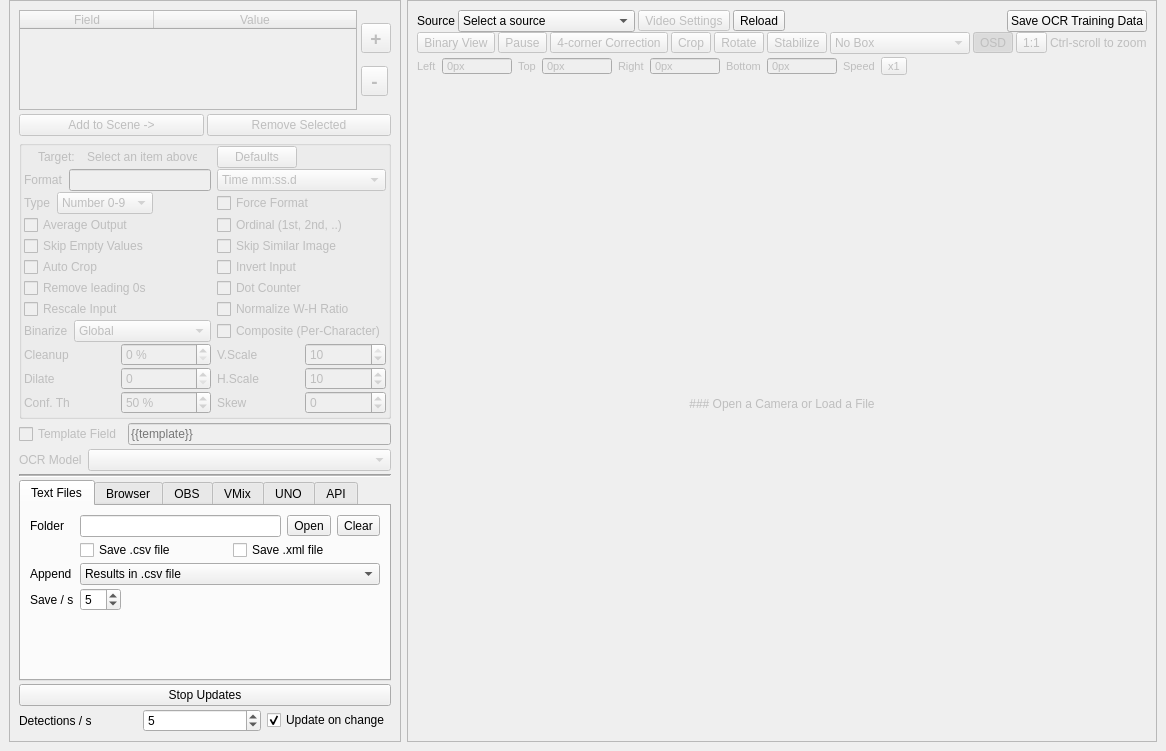
First picture: the form in src/mainwindow.ui, repository xerus/scoresight, before the edit.
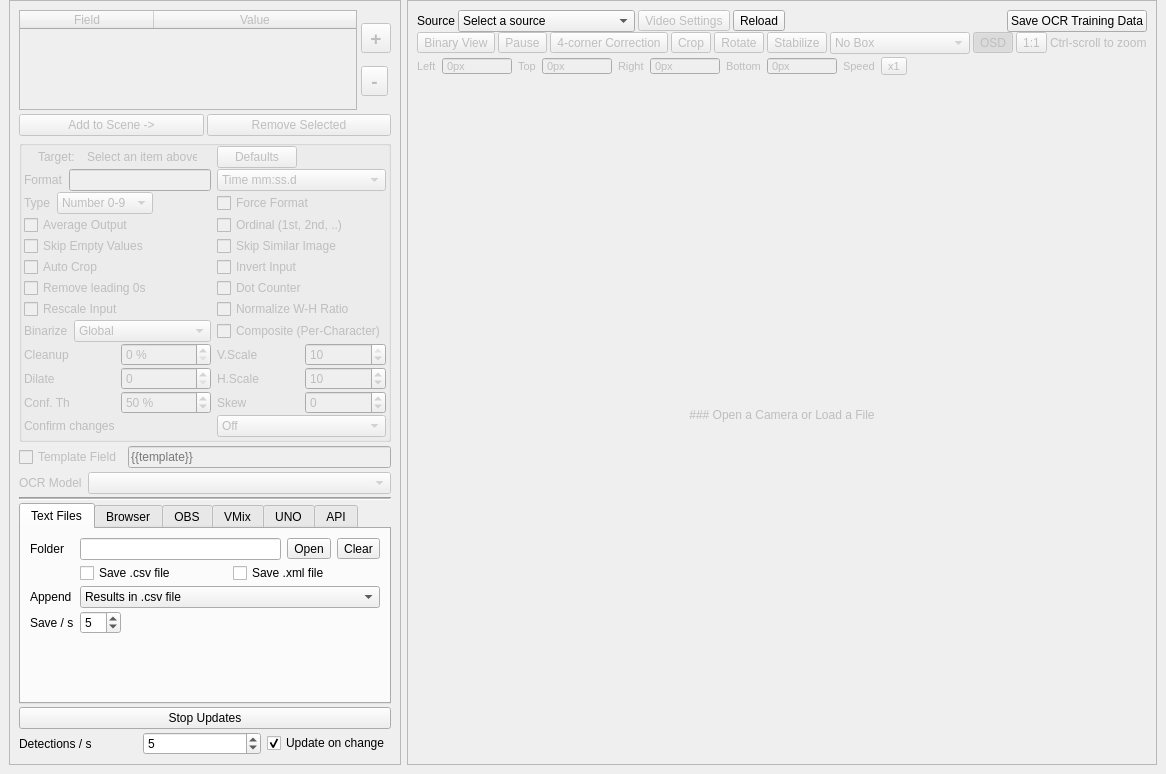
Second picture: the form after the edit.

Commit message: Add optional temporal confirmation for scores and clocks

What changed in the file:
```diff
--- a/src/mainwindow.ui
+++ b/src/mainwindow.ui
@@ -275,6 +275,22 @@
                </property>
               </widget>
              </item>
+             <item row="13" column="2">
+              <widget class="QLabel" name="label_temporalMode">
+               <property name="text"><string>Confirm changes</string></property>
+              </widget>
+             </item>
+             <item row="13" column="3">
+              <widget class="QComboBox" name="comboBox_temporalMode">
+               <property name="toolTip">
+                <string>Confirm whole OCR values over successive frames. Normal score increases need two readings; drops and large jumps need three. Clocks use elapsed time and allow stops and confirmed resets. Adds delay and uses fresh OCR readings.</string>
+               </property>
+               <item><property name="text"><string>Off</string></property></item>
+               <item><property name="text"><string>Numbers / scores</string></property></item>
+               <item><property name="text"><string>Countdown clock</string></property></item>
+               <item><property name="text"><string>Count-up clock</string></property></item>
+              </widget>
+             </item>
              <item row="9" column="2">
               <widget class="QWidget" name="widget_27" native="true">
                <property name="sizePolicy">
```
The commit also changes 14 other files.
